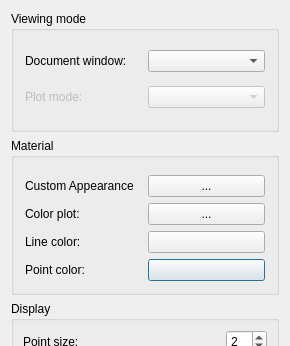
Old version of the form src/Mod/Material/Gui/DlgDisplayProperties.ui in the repository southseact-3d/fcd; both pictures show x 0 to 290 and y 0 to 346 of the 290 by 503 pixel window.
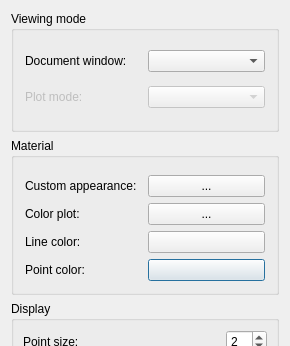
New version of the form. Custom widgets are drawn as their Qt base class.

Commit message: Material: Change "Custom Appearance" to sentence case in ui files

```diff
--- a/src/Mod/Material/Gui/DlgDisplayProperties.ui
+++ b/src/Mod/Material/Gui/DlgDisplayProperties.ui
@@ -369,7 +369,7 @@
         <item row="0" column="0">
          <widget class="QLabel" name="label_6">
           <property name="text">
-           <string>Custom Appearance</string>
+           <string>Custom appearance:</string>
           </property>
          </widget>
         </item>
```
The commit also changes 1 other file.
